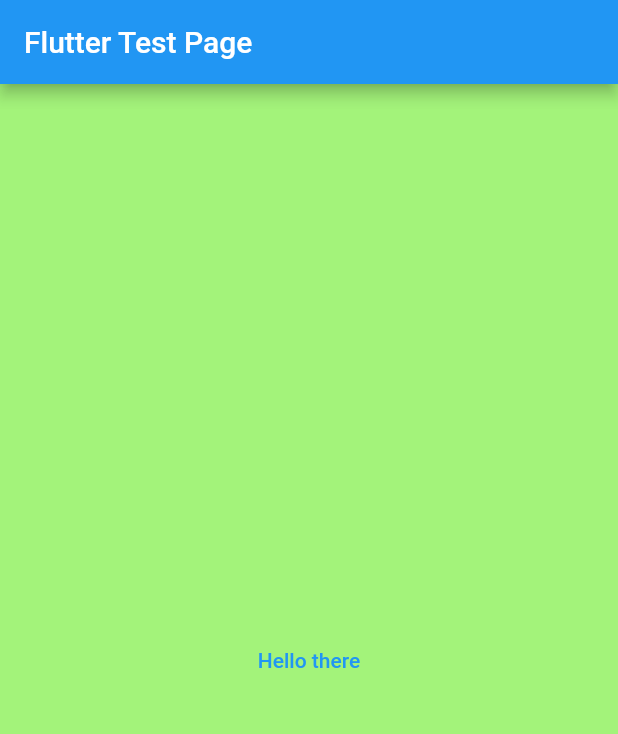
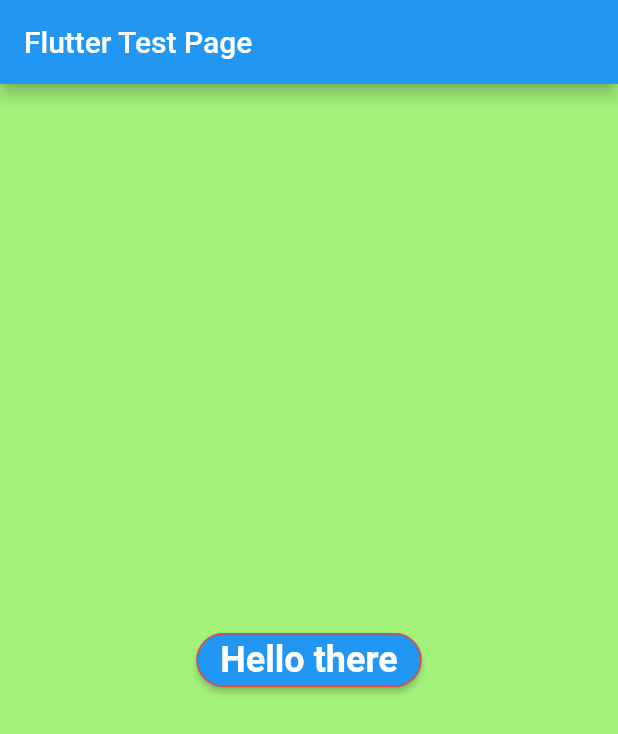
Before and after one commit to holailusoria/test_repo, a Flutter app: the screen it shows after launch, after a tap on "Hello there", on a phone screen of 412 x 824 dp. Shown: the top 734 px of the screen. Run offline on Flutter 3.47's test engine with Material 2 defaults, Android fonts, the light colour scheme and no system bars.

Commit message:
final commit with minor style changes

```diff
--- a/lib/main.dart
+++ b/lib/main.dart
@@ -36,24 +36,40 @@
 }
 
 class _MyHomePageState extends State<MyHomePage> {
-  Color? currentColor;
+  Color? _currentColor;
+  static const double _borderRadius = 18.0;
+  static const double _fontSize = 24.0;
 
   @override
   void initState() {
     super.initState();
-    currentColor = ColorGenerator.generateColor();
+    _currentColor = ColorGenerator.generateColor();
   }
 
   @override
   Widget build(BuildContext context) {
     return Scaffold(
-      backgroundColor: currentColor,
+      backgroundColor: _currentColor,
       appBar: AppBar(
         title: Text(widget.title),
       ),
       body: Center(
-        child: TextButton(
+        child: ElevatedButton(
           onPressed: helloThereButton,
+          style: ButtonStyle(
+            shape: MaterialStateProperty.all(
+              RoundedRectangleBorder(
+                borderRadius: BorderRadius.circular(_borderRadius),
+                side: const BorderSide(color: Colors.red),
+              ),
+            ),
+            textStyle: MaterialStateTextStyle.resolveWith(
+              (states) => const TextStyle(
+                fontSize: _fontSize,
+                fontWeight: FontWeight.bold,
+              ),
+            ),
+          ),
           child: const Text('Hello there'),
         ),
       ), // This trailing comma makes auto-formatting nicer for build methods.
@@ -62,7 +78,7 @@
 
   void helloThereButton() {
     setState(() {
-      currentColor = ColorGenerator.generateColor();
+      _currentColor = ColorGenerator.generateColor();
     });
   }
 }
```
